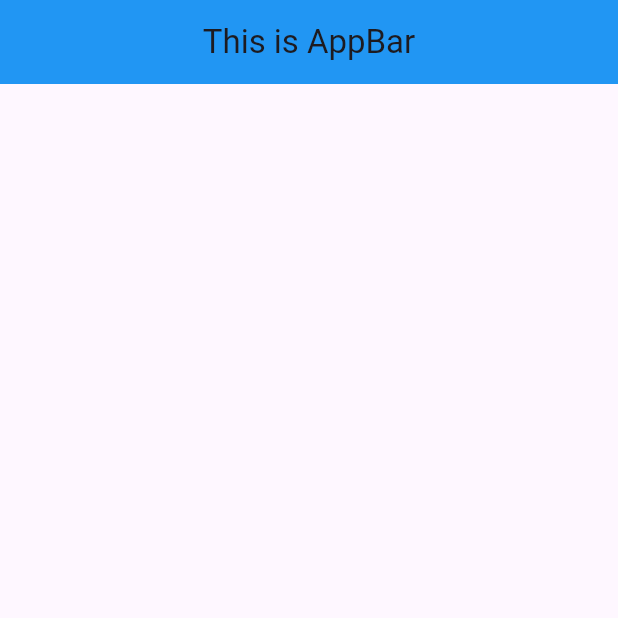
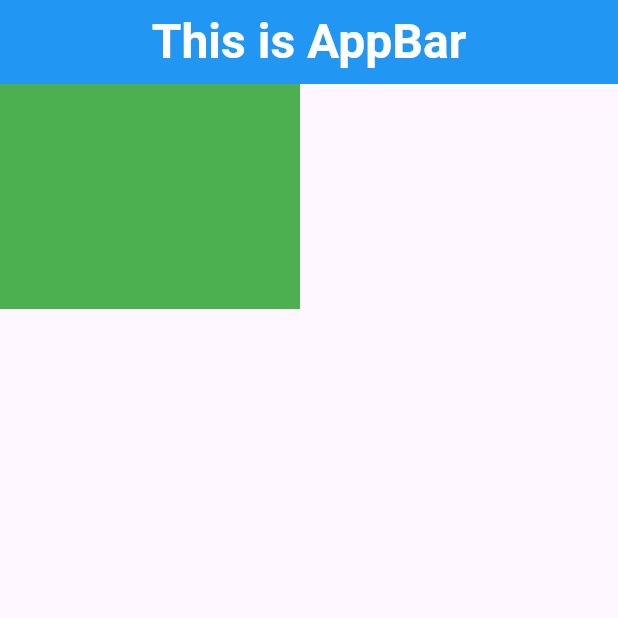
Before and after one commit to tynchtykkg/first_lesson, a Flutter app: the screen it shows after launch, on a phone screen of 412 x 824 dp, the top half of it. Run offline on Flutter 3.47's test engine with Material 3 defaults, Android fonts, the phone set to English and light mode, and no system bars.

Commit message:
Container

```diff
--- a/lib/main.dart
+++ b/lib/main.dart
@@ -17,7 +17,19 @@ class MyApp extends StatelessWidget {
         appBar: AppBar(
           centerTitle: true,
           backgroundColor: Colors.blue,
-          title: const Text('This is AppBar'),
+          title: const Text(
+            'This is AppBar',
+            style: TextStyle(
+              color: Colors.white,
+              fontSize: 32,
+              fontWeight: FontWeight.w700,
+            ),
+          ),
+        ),
+        body: Container(
+          height: 150,
+          width: 200,
+          color: Colors.green,
         ),
       ),
     );
```
